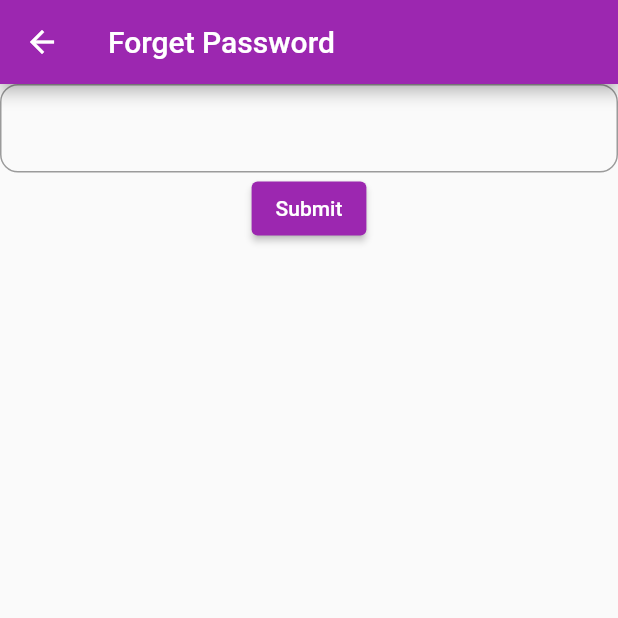
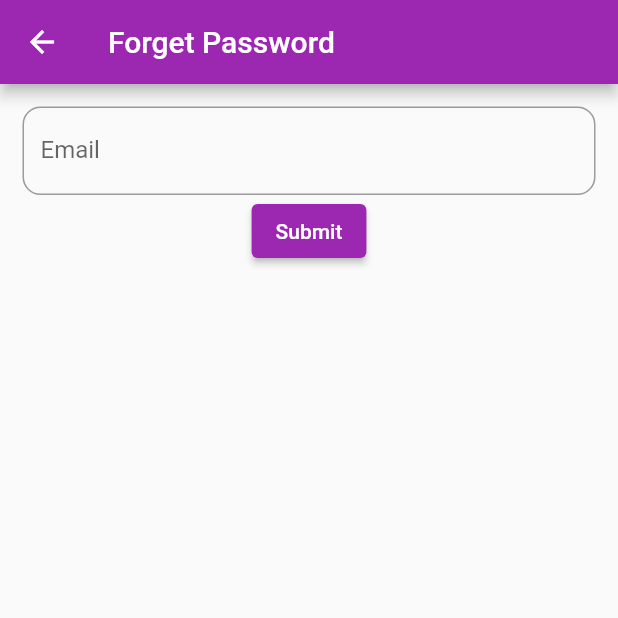
Before and after one commit to nabinsah703/getTodoApp, a Flutter app: the ForgetPassword screen opened directly, after a tap on "Submit", on a phone screen of 412 x 824 dp, the top half of it. Run offline on Flutter 3.47's test engine with Material 2 defaults, Android fonts, the phone set to English and light mode, and no system bars; our stand-ins replace cloud_firestore, firebase_auth, firebase_core, get, google_sign_in, shared_preferences; accounts and stored records are empty; network calls fail.

```diff
--- a/lib/screens/forget_password.dart
+++ b/lib/screens/forget_password.dart
@@ -1,7 +1,8 @@
+// ignore_for_file: avoid_print
+
 import 'package:firebase_auth/firebase_auth.dart';
 import 'package:flutter/material.dart';
 import 'package:get/get.dart';
-import 'package:get/utils.dart';
 import 'package:gettodoapp/screens/login_screen.dart';
 
 class ForgetPassword extends StatefulWidget {
@@ -19,11 +20,15 @@ class _ForgetPasswordState extends State<ForgetPassword> {
       appBar: AppBar(
         title: const Text("Forget Password"),
       ),
-      body: Column(
+      body: Padding(
+        padding: const EdgeInsets.all(15.0),
+        child: Column(
           children: [
             TextFormField(
               controller: emailController,
               decoration: const InputDecoration(
+                label: Text("Email"),
+                hintText: "Enter Email Address",
                 border: OutlineInputBorder(
                   borderRadius: BorderRadius.all(
                     Radius.circular(12),
@@ -37,8 +42,9 @@ class _ForgetPasswordState extends State<ForgetPassword> {
                 try {
                   await FirebaseAuth.instance.sendPasswordResetEmail(email: email).then((value) => {
                         print("Email sent!!"),
+
                         Get.off(
-                        () => LoginScreen(),
+                          () => const LoginScreen(),
                         ),
                       });
                 } on FirebaseAuthException catch (e) {
@@ -51,6 +57,7 @@ class _ForgetPasswordState extends State<ForgetPassword> {
             )
           ],
         ),
+      ),
     );
   }
 }
```
Also changed, not shown: lib/screens/login_screen.dart (+10 -14 lines). Lines whose indentation alone changed are shown as unchanged.
